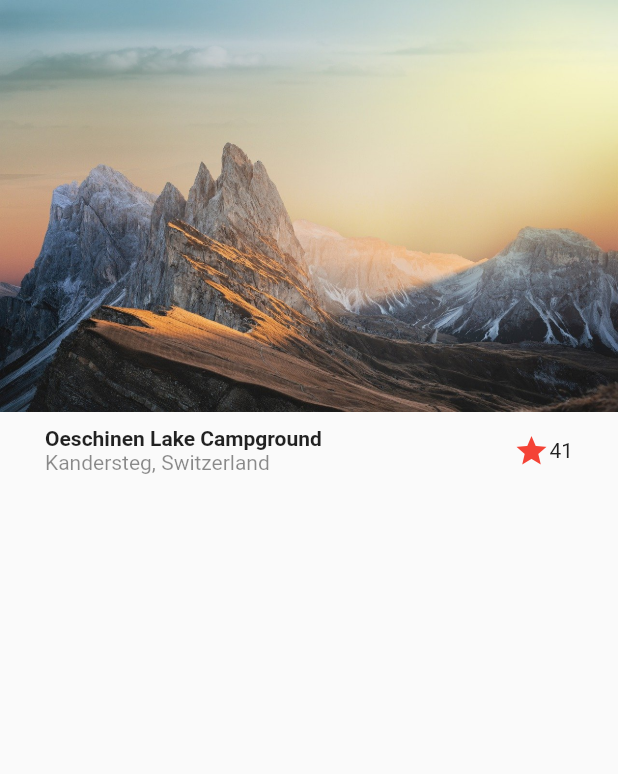
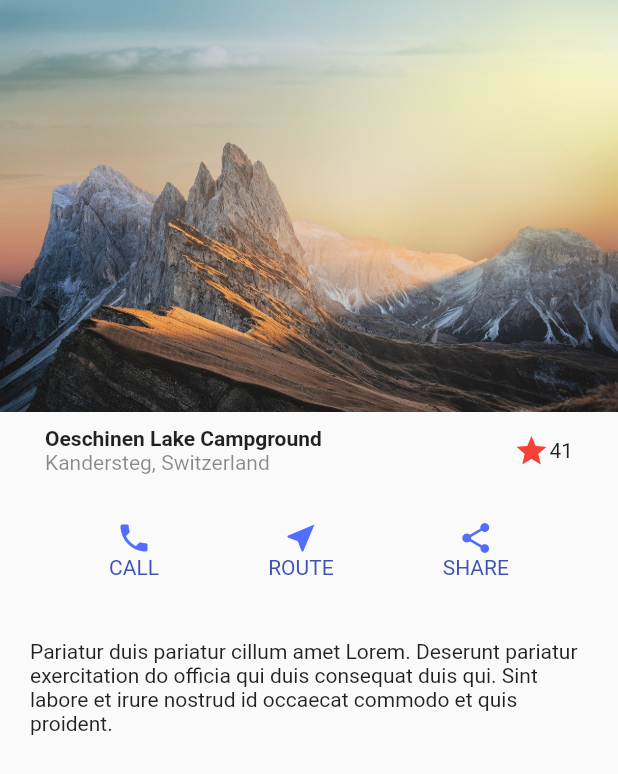
Before and after one commit to frozenfangkb/designs, a Flutter app: the screen it shows after launch, on a phone screen of 412 x 824 dp. Shown: the top 774 px of the screen. Run offline on Flutter 3.47's test engine with Material 2 defaults, Android fonts, the phone set to English and light mode, and no system bars.

Commit message:
Update basic_design.dart

```diff
--- a/lib/screens/basic_design.dart
+++ b/lib/screens/basic_design.dart
@@ -8,16 +8,23 @@ class BasicDesignScreen extends StatelessWidget {
     return Scaffold(
       body: Column(
         children: [
-          // Imagen cabecera
+          // Header image
           Image(image: AssetImage('assets/landscape.jpg'),),
 
-          // Titulo
-          Title()
+          // Title
+          Title(),
+
+          // Button Section
+          ButtonSection(),
+
+          // Description
+          Container(margin: EdgeInsets.symmetric(horizontal: 20, vertical: 20),child: Text('Pariatur duis pariatur cillum amet Lorem. Deserunt pariatur exercitation do officia qui duis consequat duis qui. Sint labore et irure nostrud id occaecat commodo et quis proident.'))
         ]
       )
    );
   }
 }
+
 
 class Title extends StatelessWidget {
   const Title({
@@ -46,3 +53,46 @@ class Title extends StatelessWidget {
     );
   }
 }
+
+class ButtonSection extends StatelessWidget {
+  const ButtonSection({
+    Key? key,
+  }) : super(key: key);
+
+  @override
+  Widget build(BuildContext context) {
+    return Container(
+      margin: EdgeInsets.symmetric(vertical: 20),
+      child: Row(
+        mainAxisAlignment: MainAxisAlignment.spaceEvenly,
+        children: [
+          CustomButton(icon: Icons.phone, text: 'CALL'),
+          CustomButton(icon: Icons.near_me, text: 'ROUTE'),
+          CustomButton(icon: Icons.share, text: 'SHARE'),
+        ],
+      ),
+    );
+  }
+}
+
+class CustomButton extends StatelessWidget {
+
+  final IconData icon;
+  final String text;
+
+  const CustomButton({
+    Key? key,
+    required this.icon,
+    required this.text,
+  }) : super(key: key);
+
+  @override
+  Widget build(BuildContext context) {
+    return Column(
+      children: [
+        Icon(this.icon, color: Colors.indigoAccent,),
+        Text(this.text, style: TextStyle(color: Colors.indigo))
+      ],
+    );
+  }
+}
```
